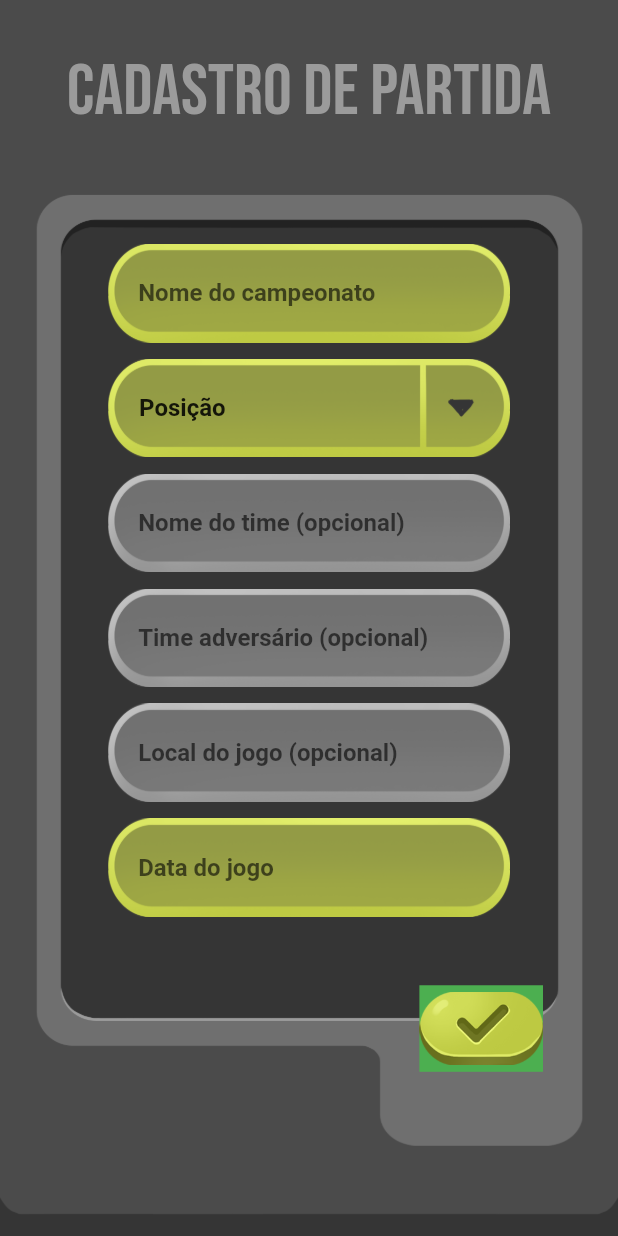
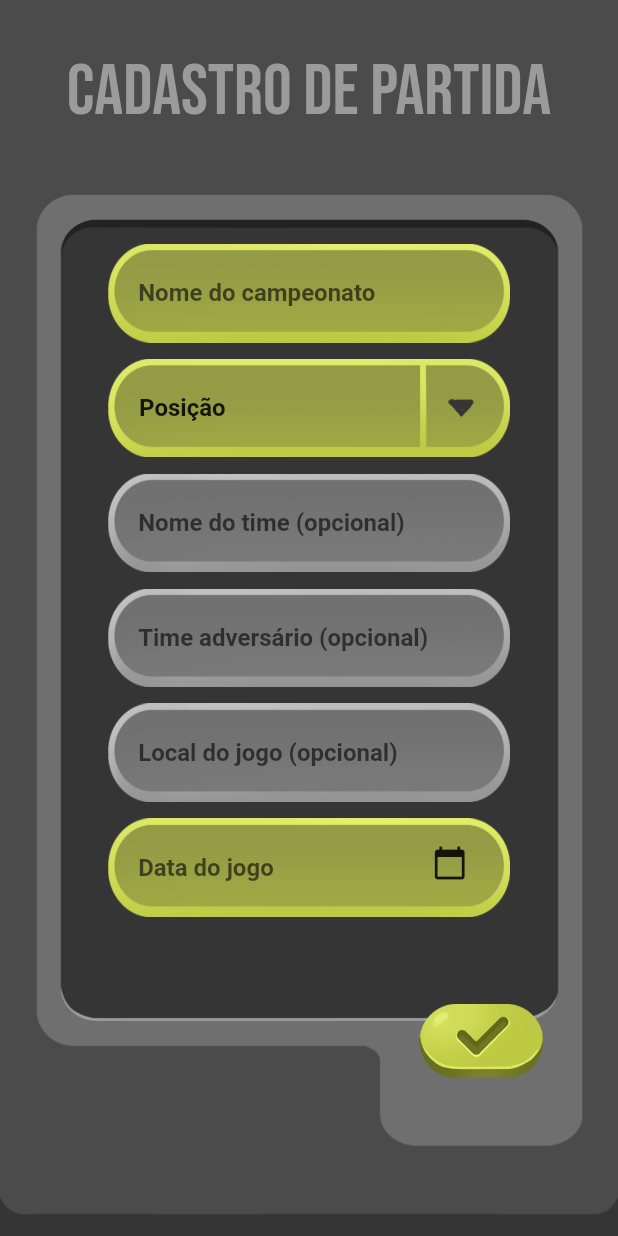
Before and after one commit to VictorPetch/GamePad_flutter, a Flutter app: the CadastroScreen screen opened directly, on a phone screen of 412 x 824 dp. Run offline on Flutter 3.47's test engine with Material 2 defaults, Android fonts, the phone set to English and light mode, and no system bars; drawn by our look-alikes of auto_size_text, expandable; our stand-ins replace device_preview, image_gallery_saver, percent_indicator, share; missing offline and left inert: radar_chart.

Commit message:
Fixed a few bugs

```diff
--- a/lib/cadastro_screen.dart
+++ b/lib/cadastro_screen.dart
@@ -6,6 +6,7 @@ import 'package:flutter/services.dart';
 import 'package:ies_calculator/resultModel.dart';
 import 'package:expandable/expandable.dart';
 import 'package:ies_calculator/resultado_screen.dart';
+import 'package:intl/intl.dart';
 
 // This main is to be used when you want to test different screen sizes
 ResultsModel results = new ResultsModel();
@@ -44,6 +45,22 @@ class CadastroScreen extends StatefulWidget {
 }
 
 class _CadastroScreenState extends State<CadastroScreen> {
+  DateTime selectedDate = DateTime.now();
+  String date;
+  Future<String> _selectDate(BuildContext context) async {
+    final DateTime picked = await showDatePicker(
+        context: context,
+        initialDate: selectedDate,
+        firstDate: DateTime(1980, 8),
+        lastDate: DateTime(2101));
+    if (picked != null && picked != selectedDate) {
+      selectedDate = picked;
+      return picked.toString().split(' ')[0];
+    } else if (picked == selectedDate) {
+      return selectedDate.toString().split(' ')[0];
+    }
+  }
+
   // #region initState
   @override
   void initState() {
@@ -73,7 +90,6 @@ class _CadastroScreenState extends State<CadastroScreen> {
         child: SingleChildScrollView(
           child: Stack(
             children: [
-
               // #region Background
               Container(
                 width: width,
@@ -110,10 +126,10 @@ class _CadastroScreenState extends State<CadastroScreen> {
 
                   Container(
                     margin: EdgeInsets.only(
-                        top: height * 0.04, bottom: height * 0.02),
+                        top: height * 0.04, bottom: height * 0.03),
                     width: width * 0.65,
                     height: height * 0.6,
-                    padding: EdgeInsets.only(top: height*0.02),
+                    padding: EdgeInsets.only(top: height * 0.02),
                     // color: Colors.red,
                     child: SingleChildScrollView(
                       physics: AlwaysScrollableScrollPhysics(),
@@ -192,11 +208,13 @@ class _CadastroScreenState extends State<CadastroScreen> {
                                           'assets/cadastro/Componente3.png'),
                                     ),
                                   ),
-                                  padding: EdgeInsets.only(right: width * 0.01,bottom: height*0.01),
+                                  padding: EdgeInsets.only(
+                                      right: width * 0.01,
+                                      bottom: height * 0.01),
                                   child: Container(
                                     width: width * 0.55,
                                     // color: red,
-                                    margin: EdgeInsets.only(top: height*0.09),
+                                    margin: EdgeInsets.only(top: height * 0.09),
                                     child: SingleChildScrollView(
                                       physics: AlwaysScrollableScrollPhysics(),
                                       child: Column(
@@ -258,7 +276,6 @@ class _CadastroScreenState extends State<CadastroScreen> {
                                     ),
                                   )),
                               // #endregion
-
                             ),
                           ),
 
@@ -278,8 +295,33 @@ class _CadastroScreenState extends State<CadastroScreen> {
                           // #endregion,
 
                           // #region Data
-                          mainButton(
-                              width, height, 'green', data, 0, 'Data do jogo'),
+
+                          Stack(
+                            children: [
+                              mainButton(width, height, 'green', data, 0,
+                                  date ?? 'Data do jogo'),
+                              Align(
+                                alignment: Alignment.centerRight,
+                                child: InkWell(
+                                  onTap: () async {
+                                    String thisDate =
+                                        await _selectDate(context);
+                                    setState(() {
+                                      date = thisDate;
+                                    });
+                                    print('selected date: $date');
+                                  },
+                                  child: Container(
+                                      margin:
+                                          EdgeInsets.only(top: 15, right: 25),
+                                      width: 30,
+                                      height: 30,
+                                      child: Icon(Icons.calendar_today)),
+                                ),
+                              ),
+                            ],
+                          ),
+
                           // #endregion
                         ],
                       ),
@@ -289,13 +331,13 @@ class _CadastroScreenState extends State<CadastroScreen> {
                   // #region Final button
                   Row(
                     mainAxisAlignment: MainAxisAlignment.end,
-                    crossAxisAlignment: CrossAxisAlignment.start,
+                    crossAxisAlignment: CrossAxisAlignment.center,
                     children: [
                       Container(
                         width: width * 0.5,
                         height: height * 0.05,
                         // color: red,
-                        margin: EdgeInsets.only(right: width * 0.1, bottom: 10),
+                        margin: EdgeInsets.only(right: width * 0.1, bottom: 0),
                         child: AutoSizeText(
                           notification != '' ? notification : '',
                           maxLines: 2,
@@ -312,7 +354,7 @@ class _CadastroScreenState extends State<CadastroScreen> {
 
                           if (nomeCampeonato.text.isEmpty ||
                               posicao.text.isEmpty ||
-                              data.text.isEmpty) {
+                              date.isEmpty) {
                             setState(() {
                               notification =
                                   "Por favor, preencha os campos verdes.";
@@ -324,10 +366,11 @@ class _CadastroScreenState extends State<CadastroScreen> {
                             widget.results.nomeTime = nomeTime.text;
                             widget.results.timeAdversario = timeAdversario.text;
                             widget.results.local = local.text;
-                            widget.results.data = data.text;
-                            Navigator.of(context).pushReplacement(MaterialPageRoute(
-                          builder: (BuildContext context) =>
-                              new ResultadoScreen(widget.results)));
+                            widget.results.data = date;
+                            Navigator.of(context).pushReplacement(
+                                MaterialPageRoute(
+                                    builder: (BuildContext context) =>
+                                        new ResultadoScreen(widget.results)));
                           }
                           print('Dentro do modelo tem os seguintes campos:');
                           print(widget.results.nomeCampeonato);
@@ -342,7 +385,7 @@ class _CadastroScreenState extends State<CadastroScreen> {
                           height: height * 0.07,
                           width: width * 0.2,
                           decoration: BoxDecoration(
-                            color: Colors.green,
+                            // color: Colors.green,
                             image: DecorationImage(
                               fit: BoxFit.contain,
                               image: AssetImage(
@@ -365,10 +408,13 @@ class _CadastroScreenState extends State<CadastroScreen> {
 
   // #region posicaoTile
   Container posicaoTile(
-      {double width, String text,String englishText,  ExpandableController expanded}) {
+      {double width,
+      String text,
+      String englishText,
+      ExpandableController expanded}) {
     return Container(
       width: width * 0.55,
-      margin: EdgeInsets.only(left: width*0.05,bottom: 10),
+      margin: EdgeInsets.only(left: width * 0.05, bottom: 10),
       // color: red,
       child: GestureDetector(
         onTap: () {
@@ -377,10 +423,12 @@ class _CadastroScreenState extends State<CadastroScreen> {
             posicao.text = text;
           });
         },
-        child: AutoSizeText('$englishText: \"$text\"',
-        maxLines: 2,
-        minFontSize: 10,
-        style: TextStyle(fontSize: 18),),
+        child: AutoSizeText(
+          '$englishText: \"$text\"',
+          maxLines: 2,
+          minFontSize: 10,
+          style: TextStyle(fontSize: 18),
+        ),
       ),
     );
   }
--- a/lib/main.dart
+++ b/lib/main.dart
@@ -944,8 +944,8 @@ class _MyHomePageState extends State<MyHomePage>
                           timestamp: timestamps);
                       Navigator.of(context).pushReplacement(MaterialPageRoute(
                           builder: (BuildContext context) =>
-                              //new CadastroScreen(result)));
-                              new ResultadoScreen(result)));
+                              new CadastroScreen(result)));
+                              // new ResultadoScreen(result)));
                     }
 
                     setState(() {
```
Also changed, not shown: lib/resultado_screen.dart (+3 -4 lines).
